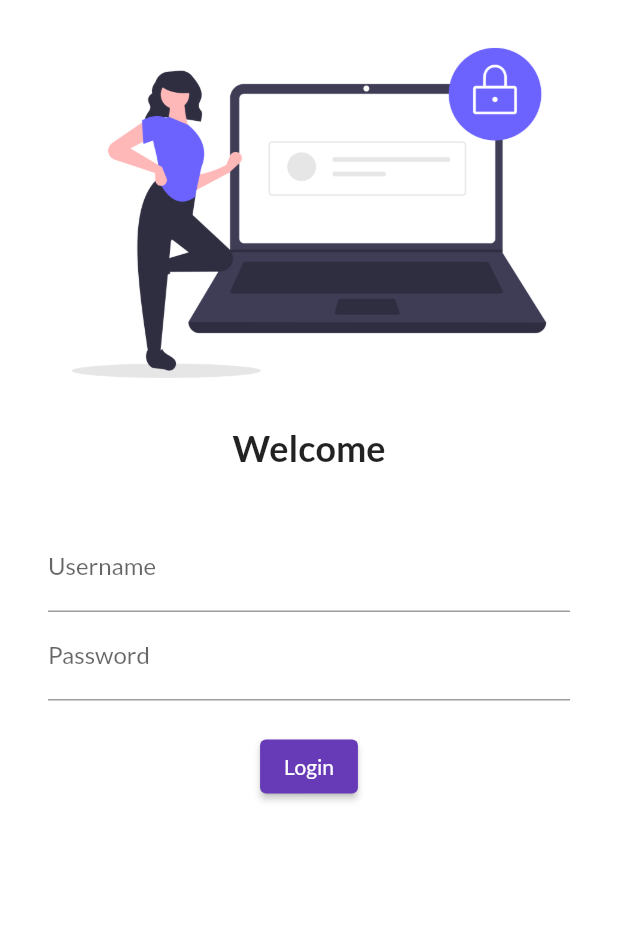
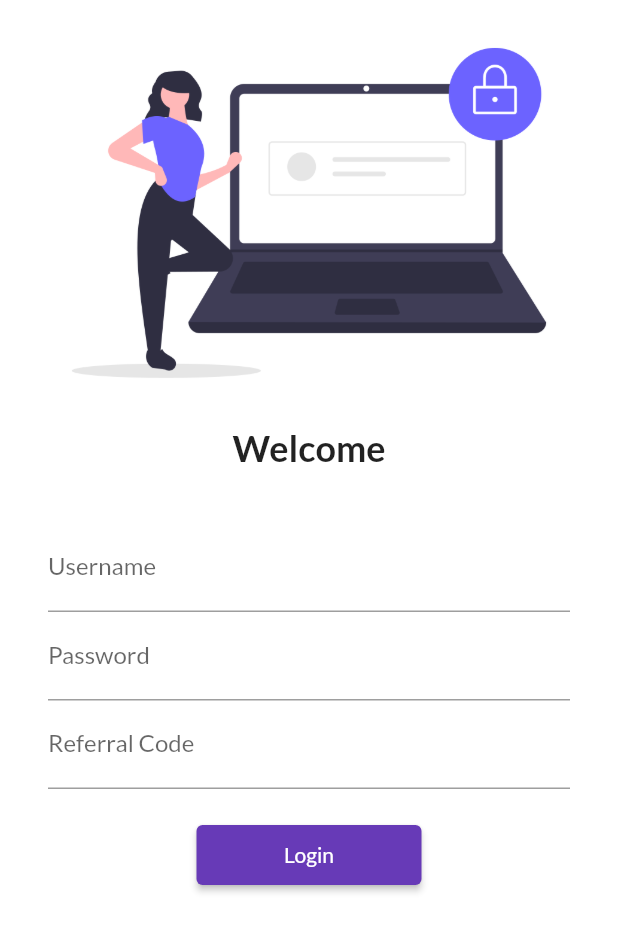
Before and after one commit to Asim-2000/Fluttering, a Flutter app: the screen it shows after launch, on a phone screen of 412 x 824 dp. Shown: the top 932 px of the screen. Run offline on Flutter 3.47's test engine with Material 2 defaults, Android fonts, the phone set to English and light mode, and no system bars; our stand-ins replace firebase_core, google_fonts; accounts and stored records are empty.

Commit message:
👌 IMPROVE: routing with button

```diff
--- a/lib/main.dart
+++ b/lib/main.dart
@@ -1,9 +1,13 @@
 import 'package:FirstProject/pages/home_page.dart';
 import 'package:FirstProject/pages/login_page.dart';
+import 'package:FirstProject/utils/routes.dart';
 import 'package:flutter/material.dart';
 import 'package:google_fonts/google_fonts.dart';
-
-void main() {
+// import 'package:firebase_dynamic_links/firebase_dynamic_links.dart';
+import 'package:firebase_core/firebase_core.dart';
+Future<void> main() async {
+  WidgetsFlutterBinding.ensureInitialized();
+  await Firebase.initializeApp();
   runApp(MyApp());
 }
 
@@ -33,8 +37,8 @@ class MyApp extends StatelessWidget {
       initialRoute: "/",
       routes: {
         "/": (context) => Loginpage(),
-        "home": (context) => HomePage(),
-        "/login": (context) => Loginpage()
+        MyRoutes.homeRoute: (context) => HomePage(),
+        MyRoutes.loginRoute: (context) => Loginpage()
       },
     );
   }
--- a/lib/pages/login_page.dart
+++ b/lib/pages/login_page.dart
@@ -1,3 +1,4 @@
+import 'package:FirstProject/utils/routes.dart';
 import "package:flutter/material.dart";
 
 class Loginpage extends StatelessWidget {
@@ -6,49 +7,50 @@ class Loginpage extends StatelessWidget {
     // TODO: implement build
     return Material(
         color: Colors.white,
+        child: SingleChildScrollView(
           child: Column(
             children: [
-            Image.asset("assets/images/login.png", fit: BoxFit.cover),
-
+              Image.asset(
+                "assets/images/login.png",
+                fit: BoxFit.cover,
+              ),
               Text(
                 "Welcome",
                 style: TextStyle(fontSize: 24, fontWeight: FontWeight.bold),
               ),
-            SizedBox(
-                height: 20.0
-            ),
+              SizedBox(height: 20.0),
               Padding(
-              padding: const EdgeInsets.symmetric(vertical: 16.0,horizontal: 32.0),
+                padding: const EdgeInsets.symmetric(
+                    vertical: 16.0, horizontal: 32.0),
                 child: Column(
                   children: [
                     TextFormField(
                       decoration: InputDecoration(
-                        hintText: "Enter UserName",
-                        labelText: "Username"
-                    ),
+                          hintText: "Enter UserName", labelText: "Username"),
                     ),
                     TextFormField(
                       obscureText: true,
                       decoration: InputDecoration(
-                        hintText: "Enter Password",
-                        labelText: "Password"
+                          hintText: "Enter Password", labelText: "Password"),
                     ),
+                    TextFormField(
+                      decoration: InputDecoration(
+                          hintText: "Enter Referral Code",
+                          labelText: "Referral Code"),
                     ),
-                  SizedBox(
-                      height: 20.0
-                  ),
+                    SizedBox(height: 20.0),
                     ElevatedButton(
                       child: Text("Login"),
-                    style: TextButton.styleFrom(),
-                    onPressed: (){
-                      print("Hello Asim");
+                      style: TextButton.styleFrom(minimumSize: Size(150, 40)),
+                      onPressed: () {
+                        Navigator.pushNamed(context, MyRoutes.homeRoute);
                       },
                     )
                   ],
                 ),
               )
-
             ],
+          ),
         ));
   }
 }
--- /dev/null
+++ b/lib/utils/routes.dart
@@ -0,0 +1,6 @@
+class MyRoutes {
+// static = no need to intiialize it
+
+  static String loginRoute = "/login";
+  static String homeRoute = "/home";
+}
--- a/pubspec.yaml
+++ b/pubspec.yaml
@@ -29,6 +29,10 @@ dependencies:
   # Use with the CupertinoIcons class for iOS style icons.
   cupertino_icons: ^1.0.0
   google_fonts: ^1.1.2
+  firebase_core: ^0.7.0
+  firebase_dynamic_links: ^0.7.0+1
+#  firebase_dynamic_links: ^0.7.0
+
 
 dev_dependencies:
   flutter_test:
```
Also changed, not shown: lib/routes/routes.dart (added, +45 -0 lines), lib/services/dynamic-link-service.dart (added, +31 -0 lines), lib/get_it/get_it.dart (added), pubspec.lock, 7 other files. Lines whose indentation alone changed are shown as unchanged.
